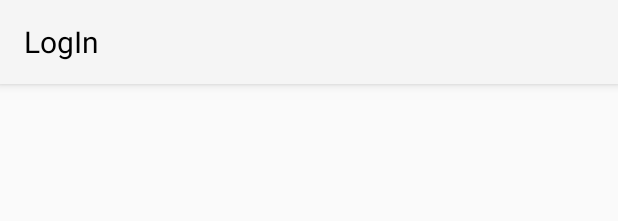
After one commit to tinojunior/NOTFORGOT, an Android app: the layout toolbar_log.xml on its own in the app's theme, with its tools: preview values and no code run, on a phone screen of 412 x 824 dp. The commit adds this screen. Shown: the top 221 px of the screen. Run offline under Robolectric (Android 15) with nearby library versions, the phone set to English and light mode, and no system bars.

Commit message:
updating changes

```diff
--- a/app/src/main/java/com/example/notforgotto_do/LogInActivity.java
+++ b/app/src/main/java/com/example/notforgotto_do/LogInActivity.java
@@ -44,6 +44,7 @@ public class LogInActivity extends AppCompatActivity {
 
         if(FirstTime.equals("Yes")) // this is if its opened first time
         {
+            //after login the user should be taken to the main empty activity if its their first time
             SharedPreferences.Editor editor = preferences.edit();
             editor.putString("FirstTimeInstall", "Yes");
             editor.apply();
@@ -52,6 +53,7 @@ public class LogInActivity extends AppCompatActivity {
         }
         else // if not otherwise.
         {
+            //if its not their first time after successful login the user should be taken to the main activity
             Intent intent = new Intent(LogInActivity.this, MainActivity.class); // or , EmptyActivity
             startActivity(intent);
         }
@@ -63,7 +65,6 @@ public class LogInActivity extends AppCompatActivity {
 
         //Navigation back to the LogIn Screen
         mCreateBtn.setOnClickListener(v -> startActivity(new Intent(LogInActivity.this, RegistrationActivity.class)));
-
 
         //The LogIn Button Functionality
         mLoginBtn.setOnClickListener(v -> {
--- a/app/src/main/java/com/example/notforgotto_do/RegistrationActivity.java
+++ b/app/src/main/java/com/example/notforgotto_do/RegistrationActivity.java
@@ -69,7 +69,7 @@ public class RegistrationActivity extends AppCompatActivity  {
         //Already registered user already go straight to home activity
         if (fAuth.getCurrentUser() != null)
         {
-            startActivity(new Intent(getApplicationContext(), MainActivity.class));
+            startActivity(new Intent(getApplicationContext(), EmptyMainActivity.class));
             finish();
         }
 
--- /dev/null
+++ b/app/src/main/res/layout/toolbar_log.xml
@@ -0,0 +1,18 @@
+<?xml version="1.0" encoding="utf-8"?>
+<androidx.appcompat.widget.Toolbar xmlns:android="http://schemas.android.com/apk/res/android"
+    android:layout_width="match_parent"
+    android:layout_height="wrap_content"
+    android:background="@color/colorPrimary"
+    android:elevation="4dp"
+    >
+
+    <TextView
+        android:layout_width="wrap_content"
+        android:layout_height="wrap_content"
+        android:text="LogIn"
+        android:textSize="20dp"
+        android:textColor="#000000">
+    </TextView>
+
+
+</androidx.appcompat.widget.Toolbar>
```
Also changed, not shown: app/src/main/res/layout/activity_login.xml (+19 -5 lines).
